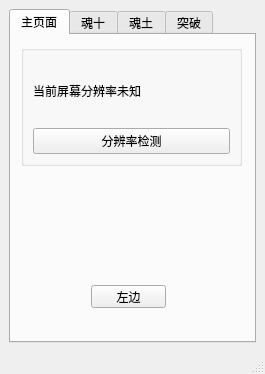
First picture: the form in yyswindow.ui, repository huangyisan/yys_assistant, before the edit.
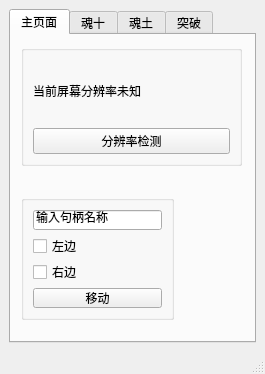
Second picture: the form after the edit.

Commit message: 按钮组 update yys_functions

Patch:
```diff
--- a/yyswindow.ui
+++ b/yyswindow.ui
@@ -51,19 +51,6 @@
        <attribute name="title">
         <string>主页面</string>
        </attribute>
-       <widget class="QPushButton" name="btn_move_left">
-        <property name="geometry">
-         <rect>
-          <x>80</x>
-          <y>250</y>
-          <width>75</width>
-          <height>23</height>
-         </rect>
-        </property>
-        <property name="text">
-         <string>左边</string>
-        </property>
-       </widget>
        <widget class="QGroupBox" name="groupBox">
         <property name="geometry">
          <rect>
@@ -93,6 +80,55 @@
          </item>
         </layout>
        </widget>
+       <widget class="QGroupBox" name="groupBox_2">
+        <property name="geometry">
+         <rect>
+          <x>10</x>
+          <y>160</y>
+          <width>153</width>
+          <height>125</height>
+         </rect>
+        </property>
+        <property name="title">
+         <string/>
+        </property>
+        <layout class="QVBoxLayout" name="verticalLayout_2">
+         <item>
+          <widget class="QLineEdit" name="YYS_Handle">
+           <property name="text">
+            <string>输入句柄名称</string>
+           </property>
+          </widget>
+         </item>
+         <item>
+          <widget class="QCheckBox" name="clickbox_left">
+           <property name="text">
+            <string>左边</string>
+           </property>
+           <attribute name="buttonGroup">
+            <string notr="true">buttonGroup</string>
+           </attribute>
+          </widget>
+         </item>
+         <item>
+          <widget class="QCheckBox" name="clickbox_rigth">
+           <property name="text">
+            <string>右边</string>
+           </property>
+           <attribute name="buttonGroup">
+            <string notr="true">buttonGroup</string>
+           </attribute>
+          </widget>
+         </item>
+         <item>
+          <widget class="QPushButton" name="btn_move">
+           <property name="text">
+            <string>移动</string>
+           </property>
+          </widget>
+         </item>
+        </layout>
+       </widget>
       </widget>
       <widget class="QWidget" name="second_page">
        <attribute name="title">
```
Left out of the diff: 3 changed lines with no effect on the pictures. The commit also changes 5 other files.
